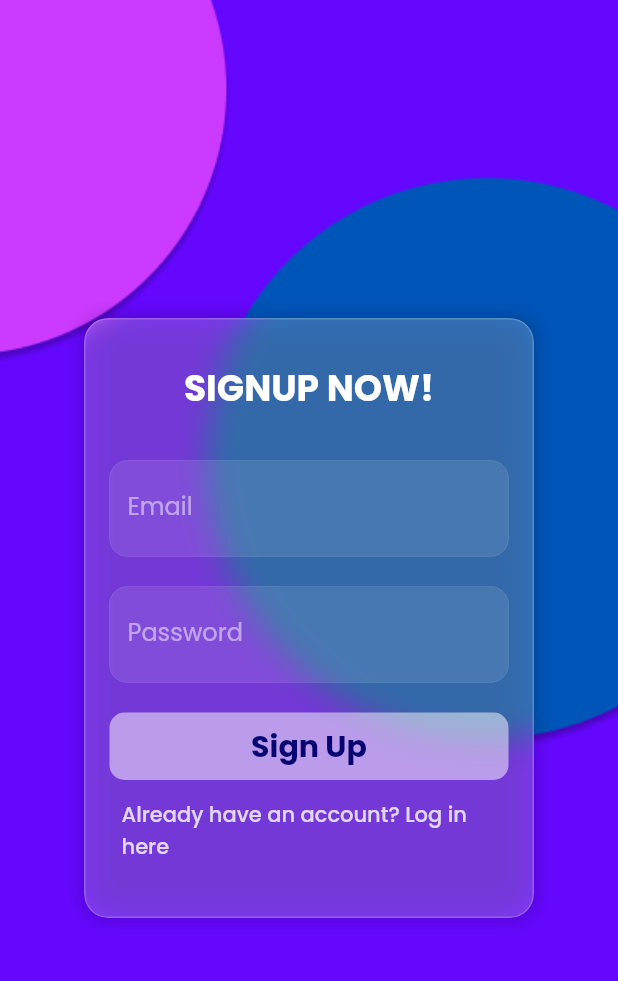
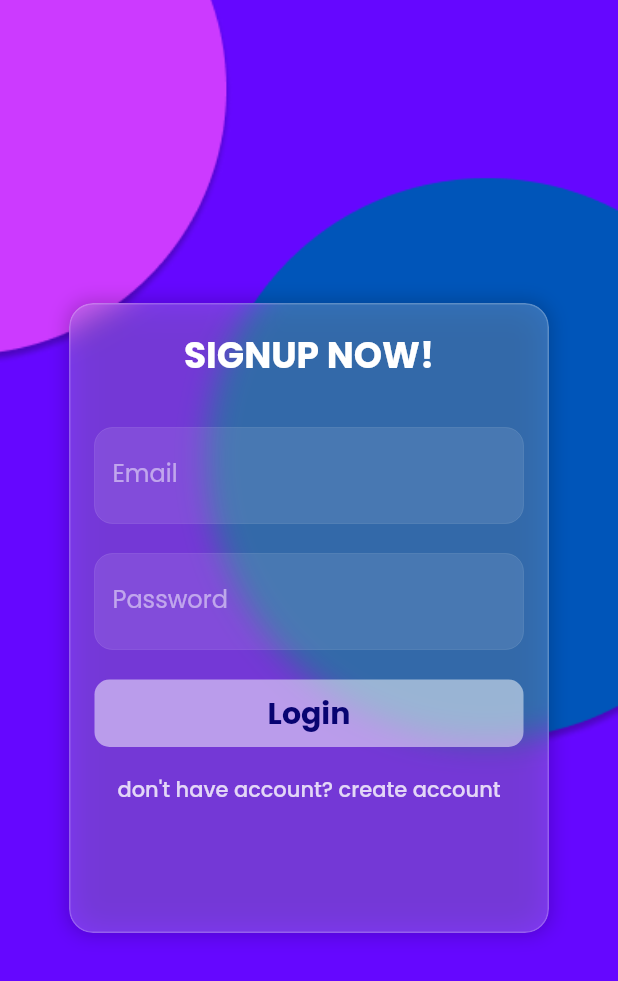
Before and after one commit to OneDvishal/Guide_connect, a Flutter app: the screen it shows after launch, on a phone screen of 412 x 824 dp. Shown: the top 981 px of the screen. Run offline on Flutter 3.47's test engine with Material 2 defaults, Android fonts, the phone set to English and light mode, and no system bars; our stand-ins replace cloud_firestore, firebase_auth, firebase_core, google_fonts; accounts and stored records are empty.

Commit message:
first commit of day 15/03/2023

```diff
--- a/lib/component/Auth.dart
+++ b/lib/component/Auth.dart
@@ -1,27 +1,27 @@
-// ignore_for_file: sort_child_properties_last
-
 import 'package:flutter/material.dart';
 import 'package:google_fonts/google_fonts.dart';
 import 'dart:ui';
 
 class SignupForm extends StatefulWidget {
   final void Function(String email, String password, bool islogin) submitfm;
-  SignupForm(this.submitfm);
+  // ignore: use_key_in_widget_constructors
+  const SignupForm(this.submitfm);
   @override
   State<SignupForm> createState() => SignupFormState();
 }
 
 class SignupFormState extends State<SignupForm> {
   final _formkey = GlobalKey<FormState>();
-  late final String userEmail;
-  late final String userPass;
+  var userEmail="";
+  var userPass="";
+  var islogin=true;
   void trysubmit() {
     FocusScope.of(context).unfocus();
     final isvalid = _formkey.currentState?.validate();
     if (isvalid != null) {
       _formkey.currentState?.save();
     }
-    widget.submitfm(userEmail, userPass, false);
+    widget.submitfm(userEmail, userPass, islogin);
   }
 
   @override
@@ -36,8 +36,8 @@ class SignupFormState extends State<SignupForm> {
         ),
         child: Center(
           child: Container(
-            width: 300,
-            height: 400,
+            width: 320,
+            height: 420,
             decoration: BoxDecoration(
               borderRadius: BorderRadius.circular(16),
               boxShadow: [
@@ -61,9 +61,11 @@ class SignupFormState extends State<SignupForm> {
                       color: Colors.white.withOpacity(0.2),
                     ),
                   ),
+                  child: SingleChildScrollView(
                     child: Padding(
                       padding: const EdgeInsets.all(16.0),
                       child: Form(
+                        key: _formkey,
                         child: Column(
                           mainAxisAlignment: MainAxisAlignment.center,
                           children: [
@@ -121,8 +123,7 @@ class SignupFormState extends State<SignupForm> {
                               style: GoogleFonts.poppins(
                                 color: Colors.white,
                               ),
-                            onSaved: (newValue) =>
-                                userEmail = newValue as String,
+                              onSaved: (Value) => userEmail = Value as String,
                             ),
                             const SizedBox(height: 20),
                             TextFormField(
@@ -169,12 +170,11 @@ class SignupFormState extends State<SignupForm> {
                               style: GoogleFonts.poppins(
                                 color: Colors.white,
                               ),
-                            onSaved: (newValue) =>
-                                userPass = newValue as String,
+                              onSaved: (Value) => userPass = Value as String,
                             ),
                             const SizedBox(height: 20),
                             GestureDetector(
-                            onTap: () {},
+                              onTap: trysubmit,
                               child: Container(
                                 height: 45,
                                 decoration: BoxDecoration(
@@ -183,21 +183,25 @@ class SignupFormState extends State<SignupForm> {
                                 ),
                                 child: Center(
                                   child: Text(
-                                  "Sign Up",
+                                    islogin?"Login":"Sign Up",
                                     style: GoogleFonts.poppins(
                                       fontSize: 20,
                                       fontWeight: FontWeight.bold,
-                                    color: Color.fromARGB(255, 8, 4, 113),
+                                      color: const Color.fromARGB(255, 8, 4, 113),
                                     ),
                                   ),
                                 ),
                               ),
                             ),
-                          SizedBox(height: 5),
+                            const SizedBox(height: 5),
                             TextButton(
-                            onPressed: () {},
+                              onPressed: () {
+                                setState(() {
+                                  islogin=!islogin;
+                                });
+                              },
                               child: Text(
-                              "Already have an account? Log in here",
+                                islogin?"don't have account? create account":"Already have an account? Log in here",
                                 style: GoogleFonts.poppins(
                                   fontSize: 14,
                                   color: Colors.white.withOpacity(0.8),
@@ -214,6 +218,7 @@ class SignupFormState extends State<SignupForm> {
             ),
           ),
         ),
+      ),
     );
   }
 }
--- a/lib/component/Display.dart
+++ b/lib/component/Display.dart
@@ -1,3 +1,5 @@
+// ignore_for_file: file_names
+
 import 'package:flutter/material.dart';
 import 'package:guideconnect/component/Events.dart';
 import 'package:guideconnect/component/Lecture.dart';
@@ -5,7 +7,9 @@ import 'package:guideconnect/component/My_square.dart';
 
 
 class Display extends StatelessWidget {
+  // ignore: non_constant_identifier_names
   final String Ison;
+  // ignore: use_key_in_widget_constructors
   const Display(this.Ison);
 
   @override
--- a/lib/component/Events.dart
+++ b/lib/component/Events.dart
@@ -1,3 +1,7 @@
+// ignore: duplicate_ignore
+// ignore: file_names
+// ignore_for_file: file_names
+
 import 'package:flutter/material.dart';
 import 'package:google_fonts/google_fonts.dart';
 
--- a/lib/component/Hello_Name.dart
+++ b/lib/component/Hello_Name.dart
@@ -1,3 +1,4 @@
+
 import 'package:flutter/material.dart';
 import 'package:google_fonts/google_fonts.dart';
 
--- a/lib/component/signup.dart
+++ b/lib/component/signup.dart
@@ -6,7 +6,7 @@ class SignUpScreen extends StatelessWidget {
   Widget build(BuildContext context) {
     return Scaffold(
       body: Container(
-        decoration: BoxDecoration(
+        decoration: const BoxDecoration(
           image: DecorationImage(
             image: AssetImage("assets/images/background.jpg"),
             fit: BoxFit.cover,
--- a/lib/main.dart
+++ b/lib/main.dart
@@ -12,7 +12,7 @@ class MyApp extends StatelessWidget {
 
   @override
   Widget build(BuildContext context) {
-    return MaterialApp(
+    return const MaterialApp(
       // routes,
       home: RegisterScreen(),
     );
```
Lines whose indentation alone changed are shown as unchanged.
